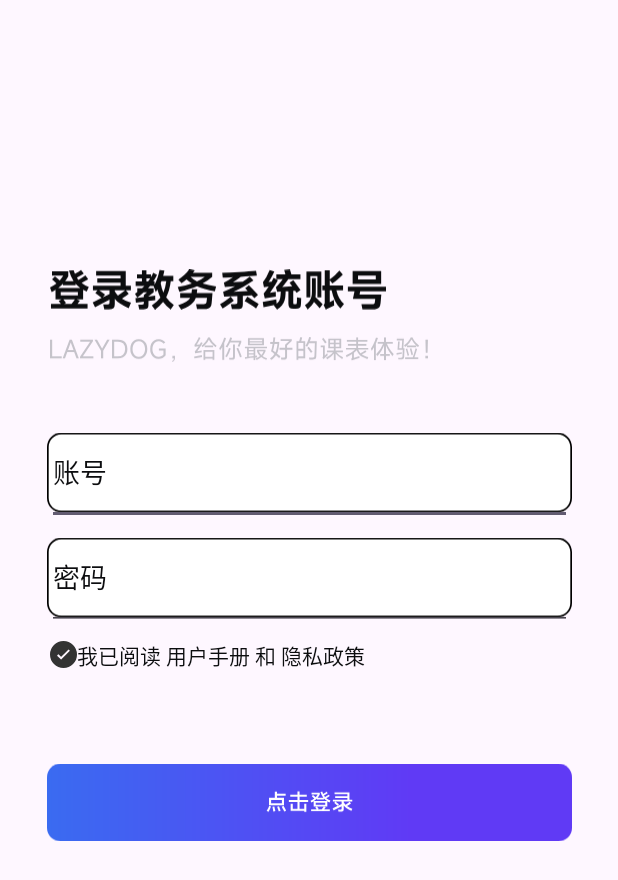
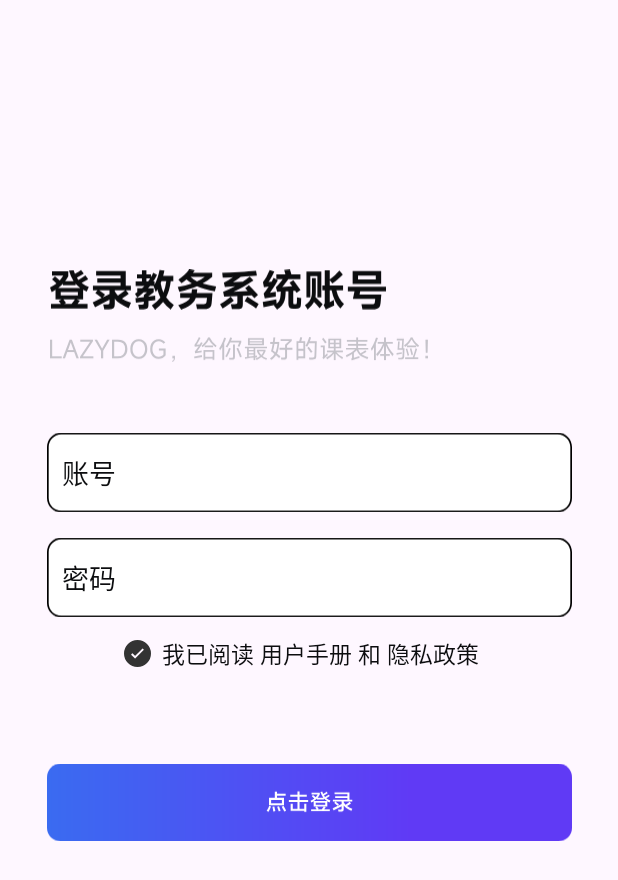
Before and after one commit to WildFox404/AUST-APP, an Android app: the LoginActivity screen opened directly, with no data from a screen before it, on a phone screen of 412 x 824 dp. Shown: the top 880 px of the screen. Run offline under Robolectric (Android 15) with nearby library versions, the phone set to English and light mode, and no system bars.

Commit message:
fix login

```diff
--- a/app/src/main/res/layout/login.xml
+++ b/app/src/main/res/layout/login.xml
@@ -27,59 +27,75 @@
             app:layout_constraintTop_toTopOf="parent" app:layout_constraintStart_toStartOf="parent"
             android:layout_marginTop="350dp" app:layout_constraintEnd_toEndOf="parent"/>
     <ImageView
+            android:id="@+id/agreementFalse"
+            android:visibility="visible"
             android:layout_width="18dp"
             android:layout_height="18dp"
-            android:id="@+id/agreementFalse"
-            app:layout_constraintTop_toTopOf="parent"
-            app:layout_constraintStart_toStartOf="parent"
-            android:layout_marginTop="427dp"
-            android:layout_marginStart="33dp"
-            app:srcCompat="@drawable/agreementfalse"
-            android:visibility="visible"/> <!-- 设置初始可见性为 visible -->
+            android:layout_marginStart="-25dp"
+            app:layout_constraintBottom_toBottomOf="@+id/textView6"
+            app:layout_constraintStart_toStartOf="@+id/textView6"
+            app:layout_constraintTop_toTopOf="@+id/textView6"
+
+            app:srcCompat="@drawable/agreementfalse" /> <!-- 设置初始可见性为 visible -->
+
     <ImageView
+        android:id="@+id/agreementTrue"
         android:layout_width="18dp"
         android:layout_height="18dp"
-            android:id="@+id/agreementTrue"
-            app:layout_constraintTop_toTopOf="parent"
-            app:layout_constraintStart_toStartOf="parent"
-            android:layout_marginTop="427dp"
-            android:layout_marginStart="33dp"
-            app:srcCompat="@drawable/agreementtrue"
-            android:visibility="invisible"/>
+        android:layout_marginStart="-25dp"
+        android:visibility="invisible"
+        app:layout_constraintBottom_toBottomOf="@+id/textView6"
+        app:layout_constraintStart_toStartOf="@+id/textView6"
+        app:layout_constraintTop_toTopOf="@+id/textView6"
+
+        app:srcCompat="@drawable/agreementtrue" />
+
     <ImageView
             android:layout_width="350dp"
             android:layout_height="70dp" android:id="@+id/loginButton"
             app:layout_constraintTop_toTopOf="parent" app:layout_constraintStart_toStartOf="parent"
             android:layout_marginTop="500dp" app:srcCompat="@drawable/loginbutton"
             app:layout_constraintEnd_toEndOf="parent"/>
+
     <EditText
         android:id="@+id/editTextAccount"
         android:layout_width="0dp"
         android:layout_height="0dp"
-            app:layout_constraintEnd_toEndOf="@id/imageView13"
+        android:background="@null"
         android:hint="账号"
         android:textColorHint="#0C0D0F"
+        android:layout_marginStart="10dp"
+        app:layout_constraintBottom_toBottomOf="@+id/imageView13"
+        app:layout_constraintEnd_toEndOf="@id/imageView13"
         app:layout_constraintStart_toStartOf="@+id/imageView13"
-            app:layout_constraintTop_toTopOf="@+id/imageView13"
-            app:layout_constraintBottom_toBottomOf="@+id/imageView13" />
+        app:layout_constraintTop_toTopOf="@+id/imageView13" />
     <EditText
         android:id="@+id/editTextPassword"
         android:layout_width="0dp"
         android:layout_height="0dp"
-            app:layout_constraintEnd_toEndOf="@id/imageView14"
+        android:background="@null"
         android:hint="密码"
         android:textColorHint="#0C0D0F"
         android:textColor="#0C0D0F"
+        android:layout_marginStart="10dp"
+        app:layout_constraintEnd_toEndOf="@id/imageView14"
         app:layout_constraintStart_toStartOf="@+id/imageView14"
         app:layout_constraintTop_toBottomOf="@+id/imageView13"
         app:layout_constraintBottom_toBottomOf="@+id/imageView14"
-            android:inputType="textPassword"/>
+        android:inputType="textPassword" />
+
     <TextView
+        android:id="@+id/textView6"
+        android:layout_width="wrap_content"
+        android:layout_height="wrap_content"
+        android:layout_marginStart="108dp"
+        android:layout_marginTop="424dp"
+        android:gravity="center"
         android:text="我已阅读 用户手册 和 隐私政策"
-            android:layout_width="wrap_content"
-            android:layout_height="wrap_content" android:id="@+id/textView6"
         android:textColor="#0C0D0F"
-            app:layout_constraintTop_toTopOf="@+id/agreementFalse"
-            app:layout_constraintBottom_toBottomOf="@+id/agreementFalse"
-            app:layout_constraintStart_toEndOf="@+id/agreementFalse"/>
+        android:textSize="15dp"
+        app:layout_constraintStart_toStartOf="parent"
+        app:layout_constraintTop_toTopOf="parent"
+
+        />
 </androidx.constraintlayout.widget.ConstraintLayout>
```
Also changed, not shown: gradle/wrapper/gradle-wrapper.properties (added), 1 other file. Lines whose indentation alone changed are shown as unchanged.
